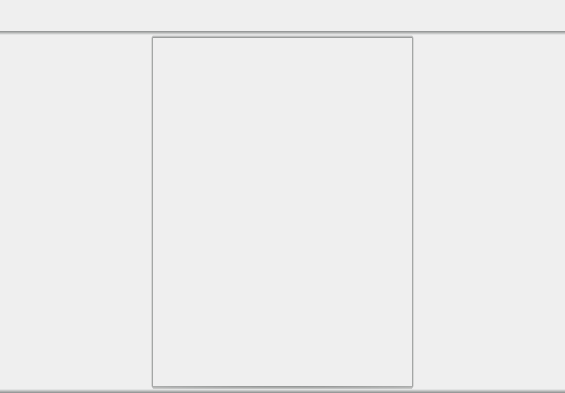
The window that CLIENT/GUI/editorWindow/ui/gui_editor.ui (GiuliCler/GIMPteam) describes before a commit, drawn with Qt 5.
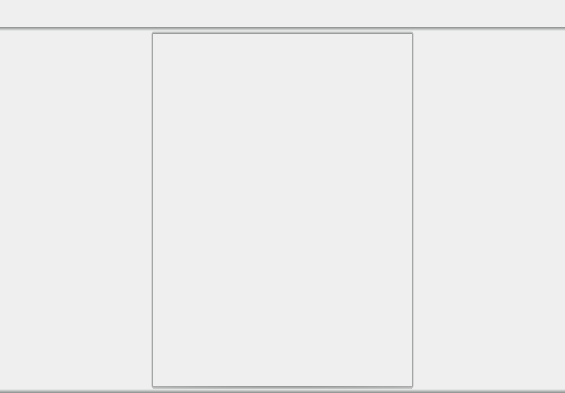
The same window after the commit.

The edit to the form file:
```diff
--- a/CLIENT/GUI/editorWindow/ui/gui_editor.ui
+++ b/CLIENT/GUI/editorWindow/ui/gui_editor.ui
@@ -22,7 +22,7 @@
 background-color: qlineargradient(spread:reflect, x1:0.5, y1:1, x2:0.5, y2:0, stop:0 rgba(25, 30, 28, 120), stop:1 rgba(0, 0, 0, 0));
 }</string>
   </property>
-  <layout class="QVBoxLayout" name="verticalLayout" stretch="7,1,80,1,0">
+  <layout class="QVBoxLayout" name="verticalLayout" stretch="6,1,80,1,0">
    <property name="spacing">
     <number>0</number>
    </property>
```
